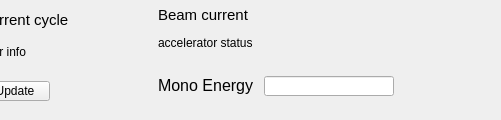
The window that isstools/ui/ui_general_info.ui (NSLS-II-QAS/isstools) describes before a commit, drawn with Qt 5; both pictures show x 402 to 903 and y 0 to 120 of the 903 by 120 pixel window.
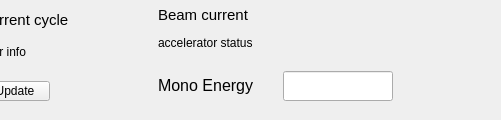
The same window after the commit.

Commit message: Updated user moter widget for qas

```diff
--- a/isstools/ui/ui_general_info.ui
+++ b/isstools/ui/ui_general_info.ui
@@ -181,6 +181,11 @@
      <layout class="QHBoxLayout" name="horizontalLayout">
       <item>
        <widget class="QLabel" name="label">
+        <property name="font">
+         <font>
+          <pointsize>12</pointsize>
+         </font>
+        </property>
         <property name="text">
          <string>&lt;html&gt;&lt;head/&gt;&lt;body&gt;&lt;p&gt;&lt;span style=&quot; font-size:12pt;&quot;&gt;Mono Energy&lt;/span&gt;&lt;/p&gt;&lt;/body&gt;&lt;/html&gt;</string>
         </property>
@@ -190,10 +195,16 @@
        <widget class="QLineEdit" name="lineEdit_mono_energy">
         <property name="maximumSize">
          <size>
-          <width>130</width>
-          <height>20</height>
+          <width>110</width>
+          <height>30</height>
          </size>
         </property>
+        <property name="font">
+         <font>
+          <family>Cantarell</family>
+          <pointsize>14</pointsize>
+         </font>
+        </property>
         <property name="frame">
          <bool>true</bool>
         </property>
@@ -207,8 +218,14 @@
           <height>30</height>
          </size>
         </property>
+        <property name="font">
+         <font>
+          <family>Cantarell</family>
+          <pointsize>14</pointsize>
+         </font>
+        </property>
         <property name="text">
-         <string>     </string>
+         <string/>
         </property>
        </widget>
       </item>
```
The commit also changes 2 other files.
